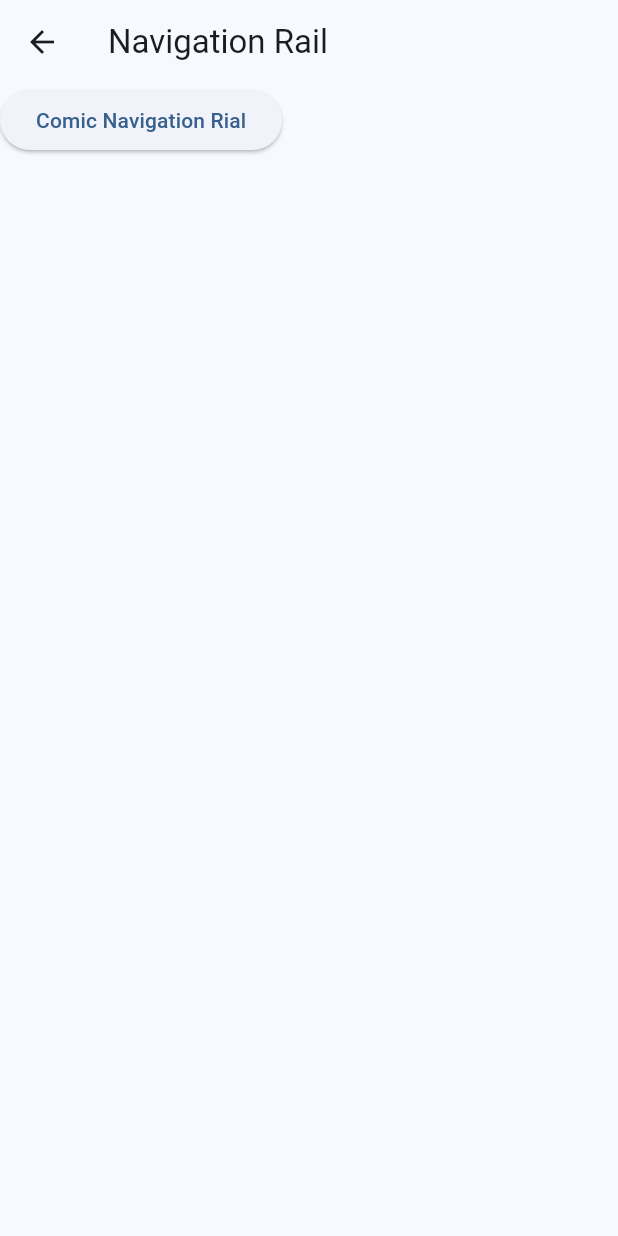
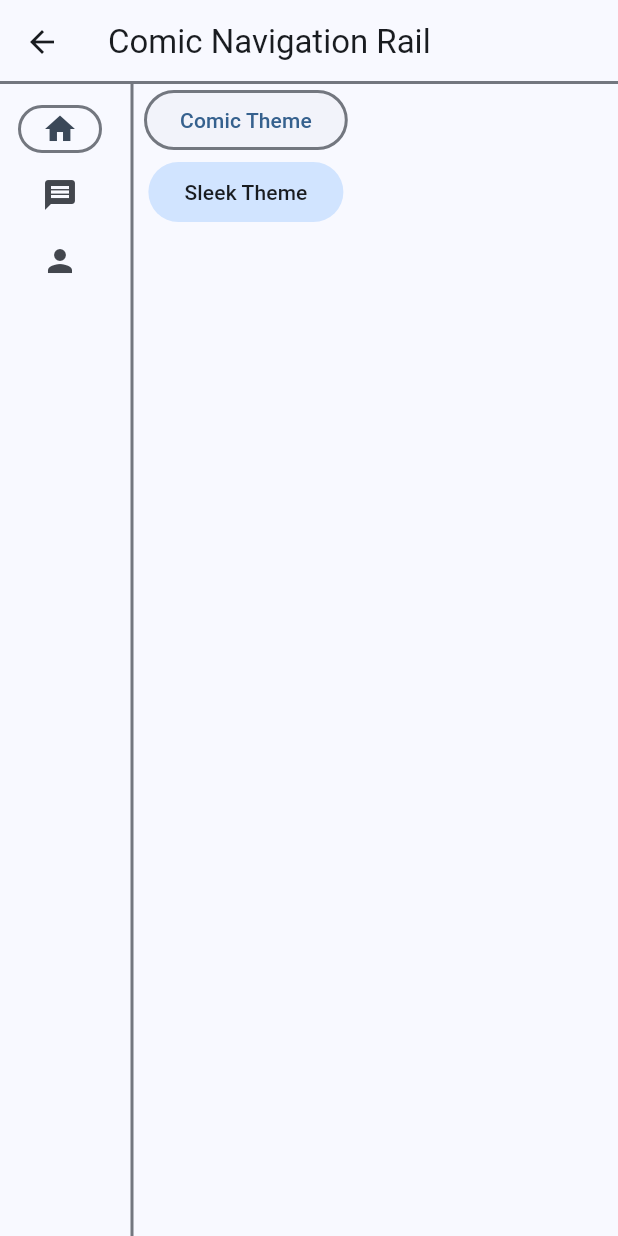
Before and after one commit to thruthesky/easy_design_system_backup_2024_09_24, a Flutter app: the NavigationRailScreen screen opened directly, on a phone screen of 412 x 824 dp. Run offline on Flutter 3.47's test engine with Material 3 defaults, Android fonts, the phone set to English and light mode, and no system bars; our stand-ins replace cached_network_image, rxdart, smooth_page_indicator; missing offline and left inert: loop_page_view, markdown_widget.

Commit message:
updaet on navigation rail

```diff
--- a/example/lib/screens/navigation_rail.dart/comic.navigation_rail.screen.dart
+++ b/example/lib/screens/navigation_rail.dart/comic.navigation_rail.screen.dart
@@ -29,7 +29,8 @@ class _ComicNavigationRialScreenState extends State<ComicNavigationRialScreen> {
           : SleekTheme.of(context),
       child: Scaffold(
         appBar: AppBar(
-          title: const Text('Comic Navigation Rail'),
+          title: Text(
+              '${selectedTheme == 'Comic' ? 'Comic' : 'Sleek'} Navigation Rail'),
         ),
         body: Row(
           children: [
@@ -54,13 +55,19 @@ class _ComicNavigationRialScreenState extends State<ComicNavigationRialScreen> {
             const VerticalDivider(),
             Column(
               children: [
-                ElevatedButton(
-                  onPressed: () => setState(() => selectedTheme = 'Comic'),
-                  child: const Text('Comic Theme'),
+                Theme(
+                  data: ComicTheme.of(context),
+                  child: ElevatedButton(
+                    onPressed: () => setState(() => selectedTheme = 'Comic'),
+                    child: const Text('Comic Theme'),
+                  ),
                 ),
-                ElevatedButton(
-                  onPressed: () => setState(() => selectedTheme = 'Sleek'),
-                  child: const Text('Sleek Theme'),
+                Theme(
+                  data: SleekTheme.of(context),
+                  child: ElevatedButton(
+                    onPressed: () => setState(() => selectedTheme = 'Sleek'),
+                    child: const Text('Sleek Theme'),
+                  ),
                 )
               ],
             )
--- a/example/lib/screens/navigation_rail.dart/navigation_rail.screen.dart
+++ b/example/lib/screens/navigation_rail.dart/navigation_rail.screen.dart
@@ -1,23 +1,78 @@
-import 'package:example/screens/navigation_rail.dart/comic.navigation_rail.screen.dart';
 import 'package:flutter/material.dart';
+import 'package:social_design_system/social_design_system.dart';
 
-class NavigationRailScreen extends StatelessWidget {
+class NavigationRailScreen extends StatefulWidget {
   static const String routeName = '/Navigation_rail';
   const NavigationRailScreen({super.key});
 
   @override
+  State<NavigationRailScreen> createState() => _NavigationRailScreenState();
+}
+
+class _NavigationRailScreenState extends State<NavigationRailScreen> {
+  int selectedIndex = 0;
+
+  String selectedTheme = 'Comic';
+
+  void _onItemTapped(int index) {
+    setState(() {
+      selectedIndex = index;
+    });
+  }
+
+  @override
   Widget build(BuildContext context) {
-    return Scaffold(
+    return Theme(
+      data: selectedTheme == 'Comic'
+          ? ComicTheme.of(context)
+          : SleekTheme.of(context),
+      child: Scaffold(
         appBar: AppBar(
-          title: const Text('Navigation Rail'),
+          title: Text(
+              '${selectedTheme == 'Comic' ? 'Comic' : 'Sleek'} Navigation Rail'),
         ),
-        body: Column(
+        body: Row(
           children: [
-            ElevatedButton(
-                onPressed: () => Navigator.of(context).push(MaterialPageRoute(
-                    builder: (_) => const ComicNavigationRialScreen())),
-                child: const Text('Comic Navigation Rial'))
+            NavigationRail(
+              onDestinationSelected: _onItemTapped,
+              destinations: const [
+                NavigationRailDestination(
+                  icon: Icon(Icons.home),
+                  label: Text('Home'),
+                ),
+                NavigationRailDestination(
+                  icon: Icon(Icons.message),
+                  label: Text('Chat'),
+                ),
+                NavigationRailDestination(
+                  icon: Icon(Icons.person),
+                  label: Text('Profile'),
+                ),
+              ],
+              selectedIndex: selectedIndex,
+            ),
+            const VerticalDivider(),
+            Column(
+              children: [
+                Theme(
+                  data: ComicTheme.of(context),
+                  child: ElevatedButton(
+                    onPressed: () => setState(() => selectedTheme = 'Comic'),
+                    child: const Text('Comic Theme'),
+                  ),
+                ),
+                Theme(
+                  data: SleekTheme.of(context),
+                  child: ElevatedButton(
+                    onPressed: () => setState(() => selectedTheme = 'Sleek'),
+                    child: const Text('Sleek Theme'),
+                  ),
+                )
+              ],
+            )
           ],
-        ));
+        ),
+      ),
+    );
   }
 }
```
Also changed, not shown: 1 other file.
